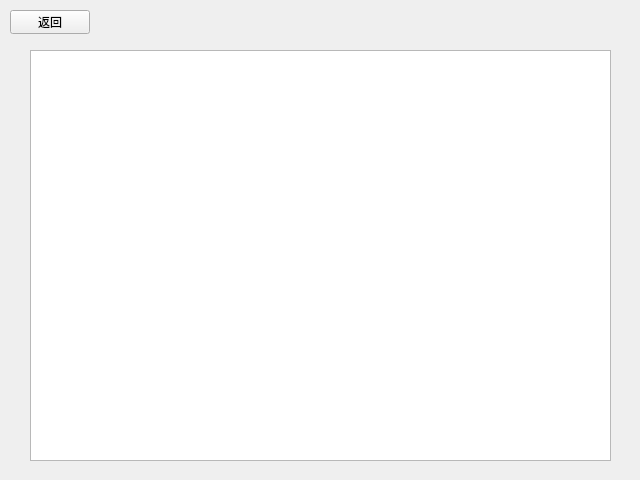
First picture: the form in QRCodeManagement_Raspi/2_Manage/manage.ui, repository Isabella98Liu/QRCodeManagement_Raspi, before the edit.
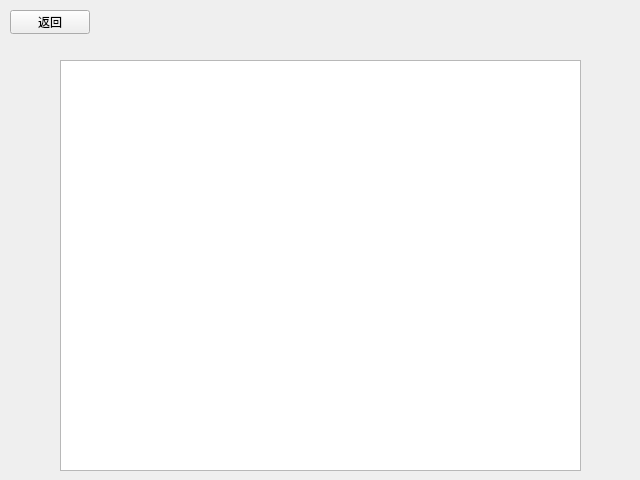
Second picture: the form after the edit.

The edit to the form file:
```diff
--- a/QRCodeManagement_Raspi/2_Manage/manage.ui
+++ b/QRCodeManagement_Raspi/2_Manage/manage.ui
@@ -16,9 +16,9 @@
   <widget class="QTableView" name="tableView">
    <property name="geometry">
     <rect>
-     <x>30</x>
-     <y>50</y>
-     <width>581</width>
+     <x>60</x>
+     <y>60</y>
+     <width>521</width>
      <height>411</height>
     </rect>
    </property>
```
